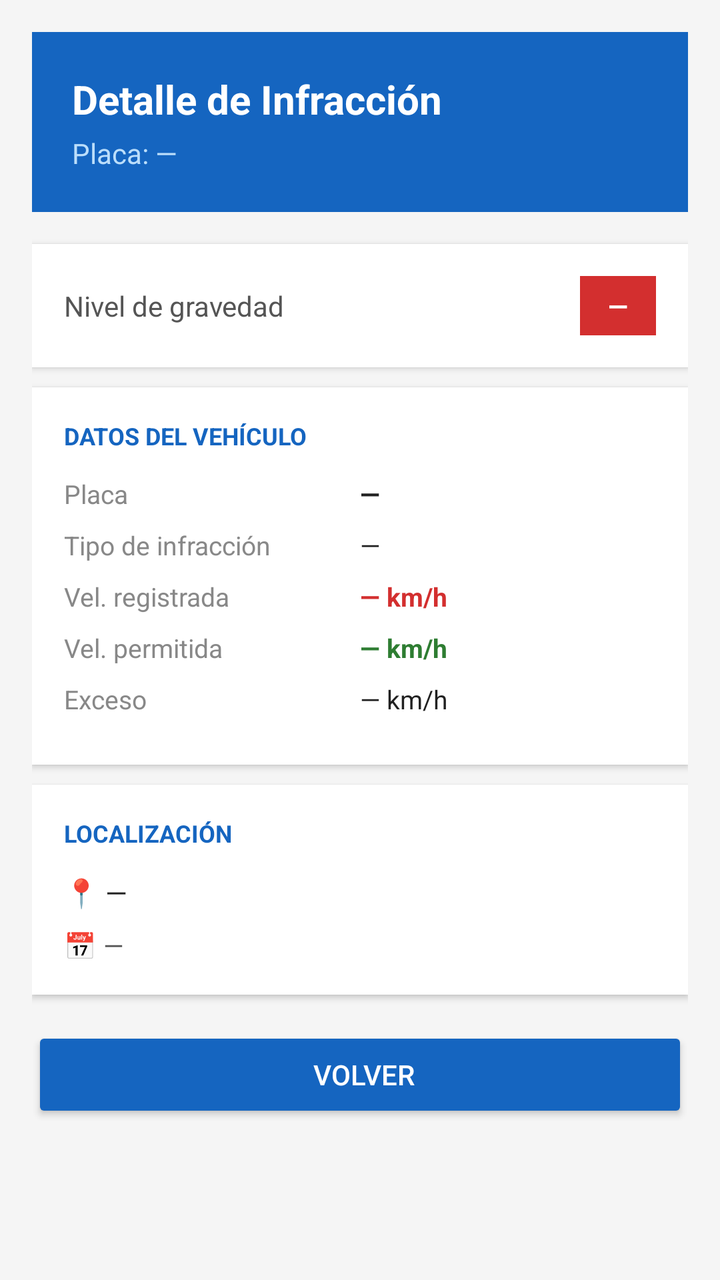
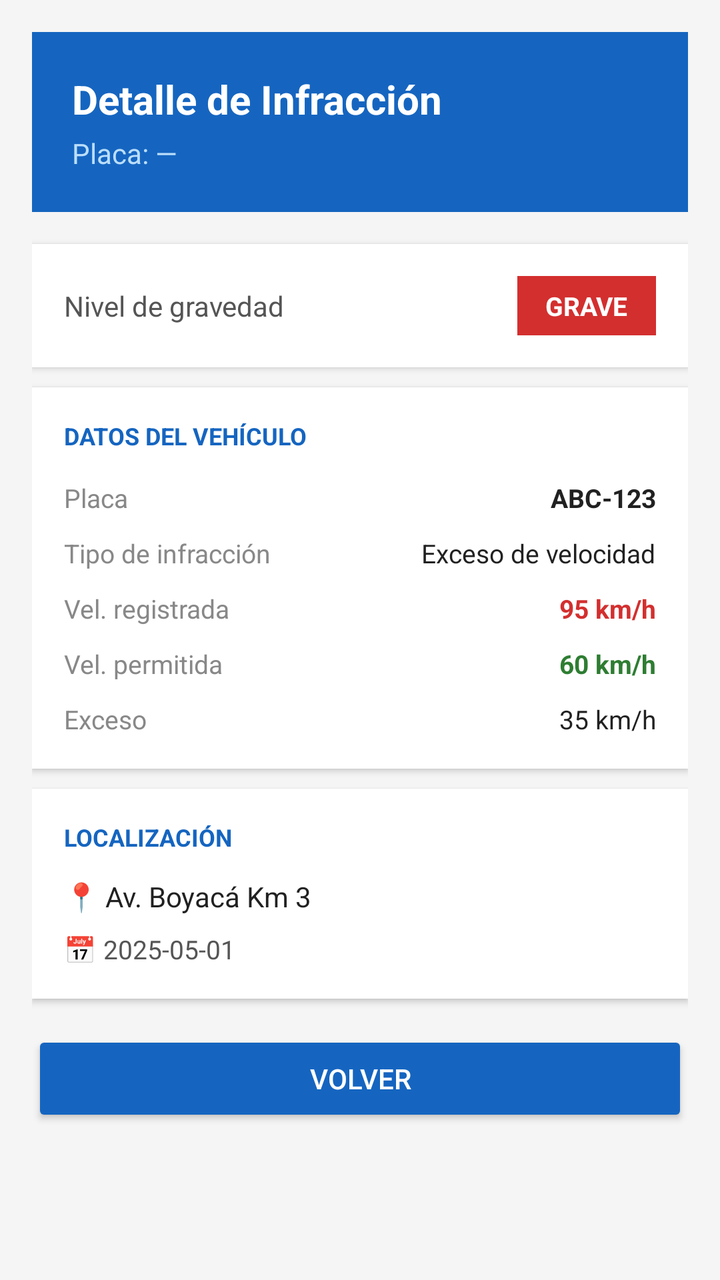

Compare the two renders of this Android layout. The source of the first and the diff that turns it into the second are given below.
<!-- AndroidManifest.xml: application theme Theme.AppCompat.Light.DarkActionBar -->
<!-- res/layout/activity_detalle.xml -->
<?xml version="1.0" encoding="utf-8"?>
<ScrollView
    xmlns:android="http://schemas.android.com/apk/res/android"
    android:layout_width="match_parent"
    android:layout_height="match_parent"
    android:background="#F5F5F5">

    <LinearLayout
        android:layout_width="match_parent"
        android:layout_height="wrap_content"
        android:orientation="vertical"
        android:padding="16dp">

        
        <LinearLayout
            android:layout_width="match_parent"
            android:layout_height="wrap_content"
            android:orientation="vertical"
            android:background="#1565C0"
            android:padding="20dp"
            android:layout_marginBottom="16dp">

            <TextView
                android:layout_width="wrap_content"
                android:layout_height="wrap_content"
                android:text="Detalle de Infracción"
                android:textColor="#FFFFFF"
                android:textSize="20sp"
                android:textStyle="bold" />

            <TextView
                android:id="@+id/tvDetallePlacaHeader"
                android:layout_width="wrap_content"
                android:layout_height="wrap_content"
                android:text="Placa: —"
                android:textColor="#BBDEFB"
                android:textSize="14sp"
                android:layout_marginTop="4dp" />
        </LinearLayout>

        
        <LinearLayout
            android:layout_width="match_parent"
            android:layout_height="wrap_content"
            android:orientation="horizontal"
            android:background="#FFFFFF"
            android:padding="16dp"
            android:layout_marginBottom="10dp"
            android:elevation="2dp"
            android:gravity="center_vertical">

            <TextView
                android:layout_width="0dp"
                android:layout_height="wrap_content"
                android:layout_weight="1"
                android:text="Nivel de gravedad"
                android:textColor="#555555"
                android:textSize="14sp" />

            <TextView
                android:id="@+id/tvDetalleGravedad"
                android:layout_width="wrap_content"
                android:layout_height="wrap_content"
                android:text="—"
                android:textColor="#FFFFFF"
                android:background="#D32F2F"
                android:paddingHorizontal="14dp"
                android:paddingVertical="6dp"
                android:textSize="13sp"
                android:textStyle="bold" />
        </LinearLayout>

        
        <LinearLayout
            android:layout_width="match_parent"
            android:layout_height="wrap_content"
            android:orientation="vertical"
            android:background="#FFFFFF"
            android:padding="16dp"
            android:layout_marginBottom="10dp"
            android:elevation="2dp">

            <TextView
                android:layout_width="wrap_content"
                android:layout_height="wrap_content"
                android:text="DATOS DEL VEHÍCULO"
                android:textColor="#1565C0"
                android:textSize="12sp"
                android:textStyle="bold"
                android:layout_marginBottom="12dp" />

            
            <LinearLayout
                android:layout_width="match_parent"
                android:layout_height="wrap_content"
                android:orientation="horizontal"
                android:layout_marginBottom="8dp">

                <TextView
                    android:layout_width="0dp"
                    android:layout_height="wrap_content"
                    android:layout_weight="1"
                    android:text="Placa"
                    android:textColor="#888888"
                    android:textSize="13sp" />

                <TextView
                    android:id="@+id/tvDetallePlaca"
                    android:layout_width="0dp"
                    android:layout_height="wrap_content"
                    android:layout_weight="1"
                    android:text="—"
                    android:textColor="#212121"
                    android:textSize="13sp"
                    android:textStyle="bold" />
            </LinearLayout>

            
            <LinearLayout
                android:layout_width="match_parent"
                android:layout_height="wrap_content"
                android:orientation="horizontal"
                android:layout_marginBottom="8dp">

                <TextView
                    android:layout_width="0dp"
                    android:layout_height="wrap_content"
                    android:layout_weight="1"
                    android:text="Tipo de infracción"
                    android:textColor="#888888"
                    android:textSize="13sp" />

                <TextView
                    android:id="@+id/tvDetalleTipoInfraccion"
                    android:layout_width="0dp"
                    android:layout_height="wrap_content"
                    android:layout_weight="1"
                    android:text="—"
                    android:textColor="#212121"
                    android:textSize="13sp" />
            </LinearLayout>

            
            <LinearLayout
                android:layout_width="match_parent"
                android:layout_height="wrap_content"
                android:orientation="horizontal"
                android:layout_marginBottom="8dp">

                <TextView
                    android:layout_width="0dp"
                    android:layout_height="wrap_content"
                    android:layout_weight="1"
                    android:text="Vel. registrada"
                    android:textColor="#888888"
                    android:textSize="13sp" />

                <TextView
                    android:id="@+id/tvDetalleVelocidadReg"
                    android:layout_width="0dp"
                    android:layout_height="wrap_content"
                    android:layout_weight="1"
                    android:text="— km/h"
                    android:textColor="#D32F2F"
                    android:textSize="13sp"
                    android:textStyle="bold" />
            </LinearLayout>

            
            <LinearLayout
                android:layout_width="match_parent"
                android:layout_height="wrap_content"
                android:orientation="horizontal"
                android:layout_marginBottom="8dp">

                <TextView
                    android:layout_width="0dp"
                    android:layout_height="wrap_content"
                    android:layout_weight="1"
                    android:text="Vel. permitida"
                    android:textColor="#888888"
                    android:textSize="13sp" />

                <TextView
                    android:id="@+id/tvDetalleVelocidadPerm"
                    android:layout_width="0dp"
                    android:layout_height="wrap_content"
                    android:layout_weight="1"
                    android:text="— km/h"
                    android:textColor="#2E7D32"
                    android:textSize="13sp"
                    android:textStyle="bold" />
            </LinearLayout>

            
            <LinearLayout
                android:layout_width="match_parent"
                android:layout_height="wrap_content"
                android:orientation="horizontal"
                android:layout_marginBottom="8dp">

                <TextView
                    android:layout_width="0dp"
                    android:layout_height="wrap_content"
                    android:layout_weight="1"
                    android:text="Exceso"
                    android:textColor="#888888"
                    android:textSize="13sp" />

                <TextView
                    android:id="@+id/tvDetalleExceso"
                    android:layout_width="0dp"
                    android:layout_height="wrap_content"
                    android:layout_weight="1"
                    android:text="— km/h"
                    android:textColor="#212121"
                    android:textSize="13sp" />
            </LinearLayout>
        </LinearLayout>

        
        <LinearLayout
            android:layout_width="match_parent"
            android:layout_height="wrap_content"
            android:orientation="vertical"
            android:background="#FFFFFF"
            android:padding="16dp"
            android:layout_marginBottom="16dp"
            android:elevation="2dp">

            <TextView
                android:layout_width="wrap_content"
                android:layout_height="wrap_content"
                android:text="LOCALIZACIÓN"
                android:textColor="#1565C0"
                android:textSize="12sp"
                android:textStyle="bold"
                android:layout_marginBottom="12dp" />

            <TextView
                android:id="@+id/tvDetalleUbicacion"
                android:layout_width="wrap_content"
                android:layout_height="wrap_content"
                android:text="📍 —"
                android:textColor="#212121"
                android:textSize="14sp"
                android:layout_marginBottom="8dp" />

            <TextView
                android:id="@+id/tvDetalleFecha"
                android:layout_width="wrap_content"
                android:layout_height="wrap_content"
                android:text="📅 —"
                android:textColor="#555555"
                android:textSize="13sp" />
        </LinearLayout>

        
        <Button
            android:id="@+id/btnVolver"
            android:layout_width="match_parent"
            android:layout_height="wrap_content"
            android:text=" Volver"
            android:backgroundTint="#1565C0"
            android:textColor="#FFFFFF"
            android:padding="14dp" />

    </LinearLayout>
</ScrollView>
<!-- resources referenced by this layout -->
<resources>

</resources>

<!-- the commit's change to res/layout/activity_detalle.xml (unified diff, before → after) -->
@@ -1,26 +1,24 @@
 <?xml version="1.0" encoding="utf-8"?>
-<ScrollView
-    xmlns:android="http://schemas.android.com/apk/res/android"
+<ScrollView xmlns:android="http://schemas.android.com/apk/res/android"
     android:layout_width="match_parent"
     android:layout_height="match_parent"
     android:background="#F5F5F5">
 
-    <LinearLayout
+    <RelativeLayout
         android:layout_width="match_parent"
         android:layout_height="wrap_content"
-        android:orientation="vertical"
         android:padding="16dp">
 
         
-        <LinearLayout
-            android:layout_width="match_parent"
-            android:layout_height="wrap_content"
-            android:orientation="vertical"
+        <RelativeLayout
+            android:id="@+id/layoutHeaderDetalle"
+            android:layout_width="match_parent"
+            android:layout_height="wrap_content"
             android:background="#1565C0"
-            android:padding="20dp"
-            android:layout_marginBottom="16dp">
-
-            <TextView
+            android:padding="20dp">
+
+            <TextView
+                android:id="@+id/tvTituloDetalle"
                 android:layout_width="wrap_content"
                 android:layout_height="wrap_content"
                 android:text="Detalle de Infracción"
@@ -32,27 +30,30 @@
                 android:id="@+id/tvDetallePlacaHeader"
                 android:layout_width="wrap_content"
                 android:layout_height="wrap_content"
+                android:layout_below="@id/tvTituloDetalle"
+                android:layout_marginTop="4dp"
                 android:text="Placa: —"
                 android:textColor="#BBDEFB"
-                android:textSize="14sp"
-                android:layout_marginTop="4dp" />
-        </LinearLayout>
-
-        
-        <LinearLayout
-            android:layout_width="match_parent"
-            android:layout_height="wrap_content"
-            android:orientation="horizontal"
+                android:textSize="14sp" />
+
+        </RelativeLayout>
+
+        
+        <RelativeLayout
+            android:id="@+id/layoutGravedad"
+            android:layout_width="match_parent"
+            android:layout_height="wrap_content"
+            android:layout_below="@id/layoutHeaderDetalle"
+            android:layout_marginTop="16dp"
             android:background="#FFFFFF"
-            android:padding="16dp"
-            android:layout_marginBottom="10dp"
             android:elevation="2dp"
-            android:gravity="center_vertical">
-
-            <TextView
-                android:layout_width="0dp"
-                android:layout_height="wrap_content"
-                android:layout_weight="1"
+            android:padding="16dp">
+
+            <TextView
+                android:id="@+id/tvLabelGravedad"
+                android:layout_width="wrap_content"
+                android:layout_height="wrap_content"
+                android:layout_centerVertical="true"
                 android:text="Nivel de gravedad"
                 android:textColor="#555555"
                 android:textSize="14sp" />
@@ -61,198 +62,205 @@
                 android:id="@+id/tvDetalleGravedad"
                 android:layout_width="wrap_content"
                 android:layout_height="wrap_content"
-                android:text="—"
-                android:textColor="#FFFFFF"
+                android:layout_alignParentEnd="true"
                 android:background="#D32F2F"
                 android:paddingHorizontal="14dp"
                 android:paddingVertical="6dp"
+                android:text="GRAVE"
+                android:textColor="#FFFFFF"
                 android:textSize="13sp"
                 android:textStyle="bold" />
-        </LinearLayout>
+
+        </RelativeLayout>
 
         
         <LinearLayout
-            android:layout_width="match_parent"
-            android:layout_height="wrap_content"
+            android:id="@+id/layoutDatosVehiculo"
+            android:layout_width="match_parent"
+            android:layout_height="wrap_content"
+            android:layout_below="@id/layoutGravedad"
+            android:layout_marginTop="10dp"
+            android:background="#FFFFFF"
+            android:elevation="2dp"
             android:orientation="vertical"
-            android:background="#FFFFFF"
-            android:padding="16dp"
-            android:layout_marginBottom="10dp"
-            android:elevation="2dp">
-
-            <TextView
-                android:layout_width="wrap_content"
-                android:layout_height="wrap_content"
+            android:padding="16dp">
+
+            <TextView
+                android:layout_width="wrap_content"
+                android:layout_height="wrap_content"
+                android:layout_marginBottom="14dp"
                 android:text="DATOS DEL VEHÍCULO"
                 android:textColor="#1565C0"
                 android:textSize="12sp"
-                android:textStyle="bold"
-                android:layout_marginBottom="12dp" />
-
-            
-            <LinearLayout
-                android:layout_width="match_parent"
-                android:layout_height="wrap_content"
-                android:orientation="horizontal"
-                android:layout_marginBottom="8dp">
-
-                <TextView
-                    android:layout_width="0dp"
-                    android:layout_height="wrap_content"
-                    android:layout_weight="1"
+                android:textStyle="bold" />
+
+            
+            <RelativeLayout
+                android:layout_width="match_parent"
+                android:layout_height="wrap_content"
+                android:layout_marginBottom="10dp">
+
+                <TextView
+                    android:id="@+id/labelPlaca"
+                    android:layout_width="wrap_content"
+                    android:layout_height="wrap_content"
                     android:text="Placa"
                     android:textColor="#888888"
                     android:textSize="13sp" />
 
                 <TextView
                     android:id="@+id/tvDetallePlaca"
-                    android:layout_width="0dp"
-                    android:layout_height="wrap_content"
-                    android:layout_weight="1"
-                    android:text="—"
+                    android:layout_width="wrap_content"
+                    android:layout_height="wrap_content"
+                    android:layout_alignParentEnd="true"
+                    android:text="ABC-123"
                     android:textColor="#212121"
                     android:textSize="13sp"
                     android:textStyle="bold" />
-            </LinearLayout>
-
-            
-            <LinearLayout
-                android:layout_width="match_parent"
-                android:layout_height="wrap_content"
-                android:orientation="horizontal"
-                android:layout_marginBottom="8dp">
-
-                <TextView
-                    android:layout_width="0dp"
-                    android:layout_height="wrap_content"
-                    android:layout_weight="1"
+
+            </RelativeLayout>
+
+            
+            <RelativeLayout
+                android:layout_width="match_parent"
+                android:layout_height="wrap_content"
+                android:layout_marginBottom="10dp">
+
+                <TextView
+                    android:id="@+id/labelInfraccion"
+                    android:layout_width="wrap_content"
+                    android:layout_height="wrap_content"
                     android:text="Tipo de infracción"
                     android:textColor="#888888"
                     android:textSize="13sp" />
 
                 <TextView
                     android:id="@+id/tvDetalleTipoInfraccion"
-                    android:layout_width="0dp"
-                    android:layout_height="wrap_content"
-                    android:layout_weight="1"
-                    android:text="—"
+                    android:layout_width="wrap_content"
+                    android:layout_height="wrap_content"
+                    android:layout_alignParentEnd="true"
+                    android:text="Exceso de velocidad"
                     android:textColor="#212121"
                     android:textSize="13sp" />
-            </LinearLayout>
-
-            
-            <LinearLayout
-                android:layout_width="match_parent"
-                android:layout_height="wrap_content"
-                android:orientation="horizontal"
-                android:layout_marginBottom="8dp">
-
-                <TextView
-                    android:layout_width="0dp"
-                    android:layout_height="wrap_content"
-                    android:layout_weight="1"
+
+            </RelativeLayout>
+
+            
+            <RelativeLayout
+                android:layout_width="match_parent"
+                android:layout_height="wrap_content"
+                android:layout_marginBottom="10dp">
+
+                <TextView
+                    android:id="@+id/labelVelReg"
+                    android:layout_width="wrap_content"
+                    android:layout_height="wrap_content"
                     android:text="Vel. registrada"
                     android:textColor="#888888"
                     android:textSize="13sp" />
 
                 <TextView
                     android:id="@+id/tvDetalleVelocidadReg"
-                    android:layout_width="0dp"
-                    android:layout_height="wrap_content"
-                    android:layout_weight="1"
-                    android:text="— km/h"
+                    android:layout_width="wrap_content"
+                    android:layout_height="wrap_content"
+                    android:layout_alignParentEnd="true"
+                    android:text="95 km/h"
                     android:textColor="#D32F2F"
                     android:textSize="13sp"
                     android:textStyle="bold" />
-            </LinearLayout>
-
-            
-            <LinearLayout
-                android:layout_width="match_parent"
-                android:layout_height="wrap_content"
-                android:orientation="horizontal"
-                android:layout_marginBottom="8dp">
-
-                <TextView
-                    android:layout_width="0dp"
-                    android:layout_height="wrap_content"
-                    android:layout_weight="1"
+
+            </RelativeLayout>
+
+            
+            <RelativeLayout
+                android:layout_width="match_parent"
+                android:layout_height="wrap_content"
+                android:layout_marginBottom="10dp">
+
+                <TextView
+                    android:id="@+id/labelVelPerm"
+                    android:layout_width="wrap_content"
+                    android:layout_height="wrap_content"
                     android:text="Vel. permitida"
                     android:textColor="#888888"
                     android:textSize="13sp" />
 
                 <TextView
                     android:id="@+id/tvDetalleVelocidadPerm"
-                    android:layout_width="0dp"
-                    android:layout_height="wrap_content"
-                    android:layout_weight="1"
-                    android:text="— km/h"
+                    android:layout_width="wrap_content"
+                    android:layout_height="wrap_content"
+                    android:layout_alignParentEnd="true"
+                    android:text="60 km/h"
                     android:textColor="#2E7D32"
                     android:textSize="13sp"
                     android:textStyle="bold" />
-            </LinearLayout>
-
-            
-            <LinearLayout
-                android:layout_width="match_parent"
-                android:layout_height="wrap_content"
-                android:orientation="horizontal"
-                android:layout_marginBottom="8dp">
-
-                <TextView
-                    android:layout_width="0dp"
-                    android:layout_height="wrap_content"
-                    android:layout_weight="1"
+
+            </RelativeLayout>
+
+            
+            <RelativeLayout
+                android:layout_width="match_parent"
+                android:layout_height="wrap_content">
+
+                <TextView
+                    android:id="@+id/labelExceso"
+                    android:layout_width="wrap_content"
+                    android:layout_height="wrap_content"
                     android:text="Exceso"
                     android:textColor="#888888"
                     android:textSize="13sp" />
 
                 <TextView
                     android:id="@+id/tvDetalleExceso"
-                    android:layout_width="0dp"
-                    android:layout_height="wrap_content"
-                    android:layout_weight="1"
-                    android:text="— km/h"
+                    android:layout_width="wrap_content"
+                    android:layout_height="wrap_content"
+                    android:layout_alignParentEnd="true"
+                    android:text="35 km/h"
                     android:textColor="#212121"
                     android:textSize="13sp" />
-            </LinearLayout>
+
+            </RelativeLayout>
+
         </LinearLayout>
 
         
         <LinearLayout
-            android:layout_width="match_parent"
-            android:layout_height="wrap_content"
+            android:id="@+id/layoutUbicacion"
+            android:layout_width="match_parent"
+            android:layout_height="wrap_content"
+            android:layout_below="@id/layoutDatosVehiculo"
+            android:layout_marginTop="10dp"
+            android:background="#FFFFFF"
+            android:elevation="2dp"
             android:orientation="vertical"
-            android:background="#FFFFFF"
-            android:padding="16dp"
-            android:layout_marginBottom="16dp"
-            android:elevation="2dp">
-
-            <TextView
-                android:layout_width="wrap_content"
-                android:layout_height="wrap_content"
+            android:padding="16dp">
+
+            <TextView
+                android:layout_width="wrap_content"
+                android:layout_height="wrap_content"
+                android:layout_marginBottom="12dp"
                 android:text="LOCALIZACIÓN"
                 android:textColor="#1565C0"
                 android:textSize="12sp"
-                android:textStyle="bold"
-                android:layout_marginBottom="12dp" />
+                android:textStyle="bold" />
 
             <TextView
                 android:id="@+id/tvDetalleUbicacion"
                 android:layout_width="wrap_content"
                 android:layout_height="wrap_content"
-                android:text="📍 —"
+                android:layout_marginBottom="8dp"
+                android:text="📍 Av. Boyacá Km 3"
                 android:textColor="#212121"
-                android:textSize="14sp"
-                android:layout_marginBottom="8dp" />
+                android:textSize="14sp" />
 
             <TextView
                 android:id="@+id/tvDetalleFecha"
                 android:layout_width="wrap_content"
                 android:layout_height="wrap_content"
-                android:text="📅 —"
+                android:text="📅 2025-05-01"
                 android:textColor="#555555"
                 android:textSize="13sp" />
+
         </LinearLayout>
 
         
@@ -260,10 +268,13 @@
             android:id="@+id/btnVolver"
             android:layout_width="match_parent"
             android:layout_height="wrap_content"
-            android:text=" Volver"
+            android:layout_below="@id/layoutUbicacion"
+            android:layout_marginTop="16dp"
             android:backgroundTint="#1565C0"
-            android:textColor="#FFFFFF"
-            android:padding="14dp" />
-
-    </LinearLayout>
+            android:padding="14dp"
+            android:text="Volver"
+            android:textColor="#FFFFFF" />
+
+    </RelativeLayout>
+
 </ScrollView>
